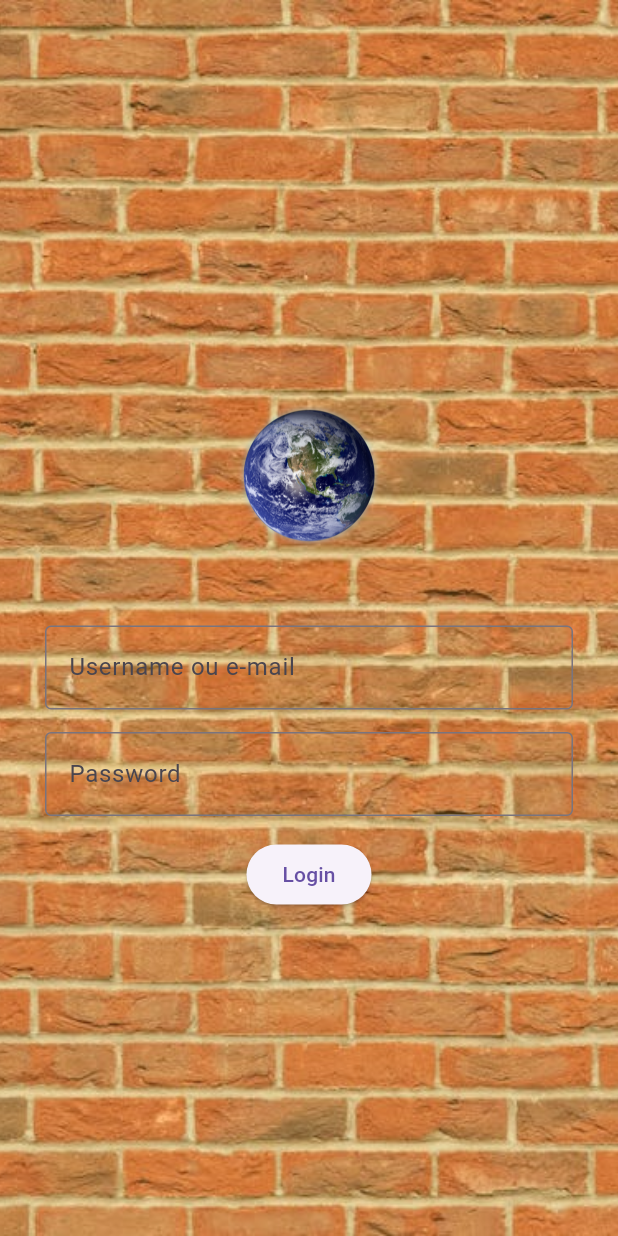
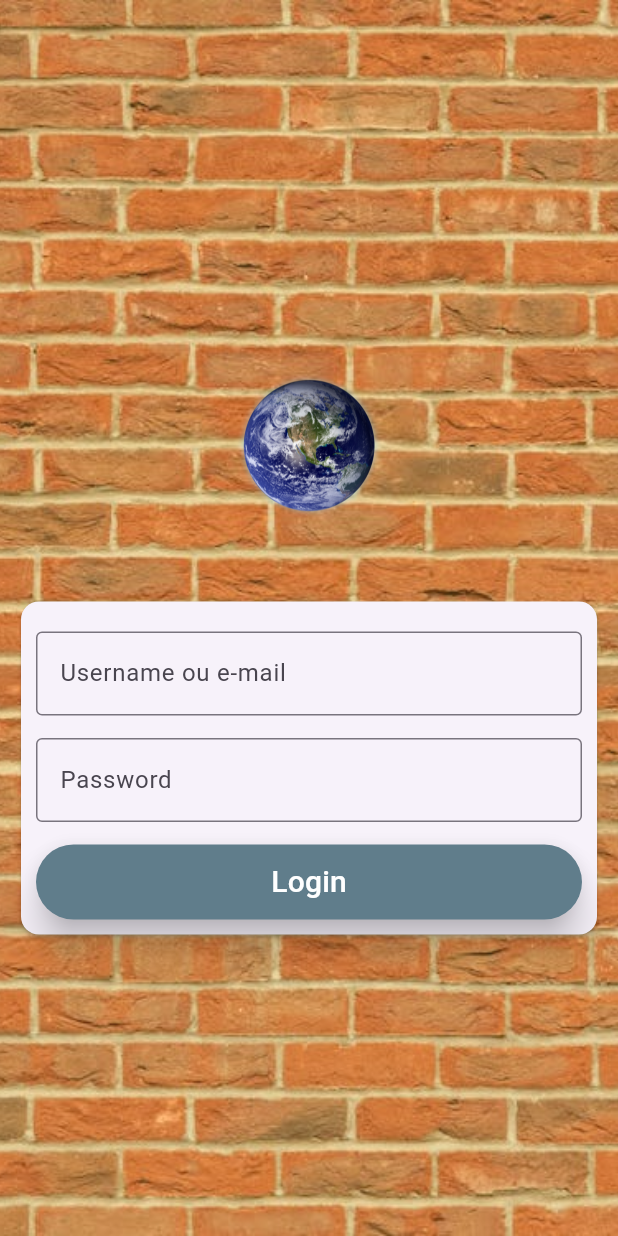
Before and after one commit to Natusm1981/project_00, a Flutter app: the screen it shows after launch, on a phone screen of 412 x 824 dp. Run offline on Flutter 3.47's test engine with Material 3 defaults, Android fonts, the phone set to English and light mode, and no system bars.

```diff
--- a/lib/login_page.dart
+++ b/lib/login_page.dart
@@ -40,14 +40,20 @@ class _LoginPageState extends State<LoginPage> {
         width: MediaQuery.of(context).size.width,
         height: MediaQuery.of(context).size.height,
         child: Padding(
-          padding: const EdgeInsets.all(30),
+          padding: const EdgeInsets.all(10),
           child: Column(
             mainAxisAlignment: MainAxisAlignment.center,
             children: [
-              Container(
+              SizedBox(
+                height: 200,
                 child: Image.asset('lib/assets/images/Earth_(blank).png'),
-                height: 200,
               ),
+              Card(
+                child: Padding(
+                  padding: const EdgeInsets.only(
+                      left: 10, right: 10, top: 20, bottom: 10),
+                  child: Column(
+                    children: [
                       TextField(
                         onChanged: (value) {
                           email = value;
@@ -61,22 +67,39 @@ class _LoginPageState extends State<LoginPage> {
                       TextField(
                         obscureText: true,
                         decoration: const InputDecoration(
-                    border: OutlineInputBorder(), labelText: 'Password'),
+                            border: OutlineInputBorder(),
+                            labelText: 'Password'),
                         onChanged: (value) {
                           password = value;
                         },
                       ),
-              SizedBox(height: 15),
+                      const SizedBox(height: 15),
                       ElevatedButton(
                           onPressed: () {
-                    if (email == 'natuss.m@gmail.com' && password == '123') {
+                            if (email == 'natuss.m@gmail.com' &&
+                                password == '123') {
                               print('PERMITIDO');
-                      Navigator.of(context).pushReplacementNamed('/home');
+                              Navigator.of(context)
+                                  .pushReplacementNamed('/home');
                             } else {
                               print('NAO AUTORIZADO');
                             }
                           },
-                  child: Text("Login"))
+                          style: ButtonStyle(
+                              minimumSize: MaterialStateProperty.all<Size>(
+                                  Size(double.infinity, 50)),
+                              backgroundColor: MaterialStateProperty.all<Color>(
+                                  Colors.blueGrey),
+                              elevation: MaterialStateProperty.all<double>(10),
+                              alignment: Alignment.center),
+                          child: const Text(
+                            "Login",
+                            style: TextStyle(color: Colors.white, fontSize: 20),
+                          ))
+                    ],
+                  ),
+                ),
+              )
             ],
           ),
         ),
--- a/pubspec.yaml
+++ b/pubspec.yaml
@@ -64,6 +64,7 @@ flutter:
   assets:
     - lib/assets/images/Earth_(blank).png
     - lib/assets/images/wall.jpeg
+    - lib/assets/images/nos_dois.jpg
   #   - images/a_dot_burr.jpeg
   #   - images/a_dot_ham.jpeg
 
```
Also changed, not shown: lib/home_page.dart (+37 -0 lines), lib/assets/images/nos_dois.jpg (added). Lines whose indentation alone changed are shown as unchanged.
